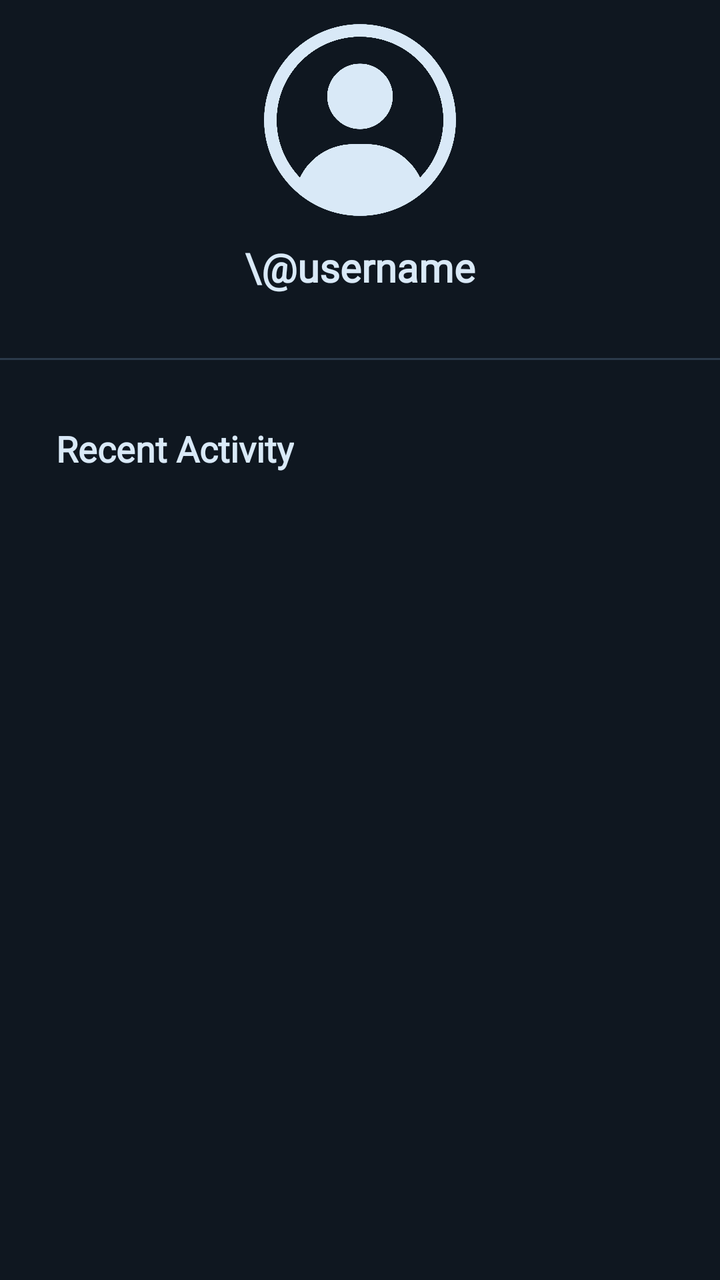
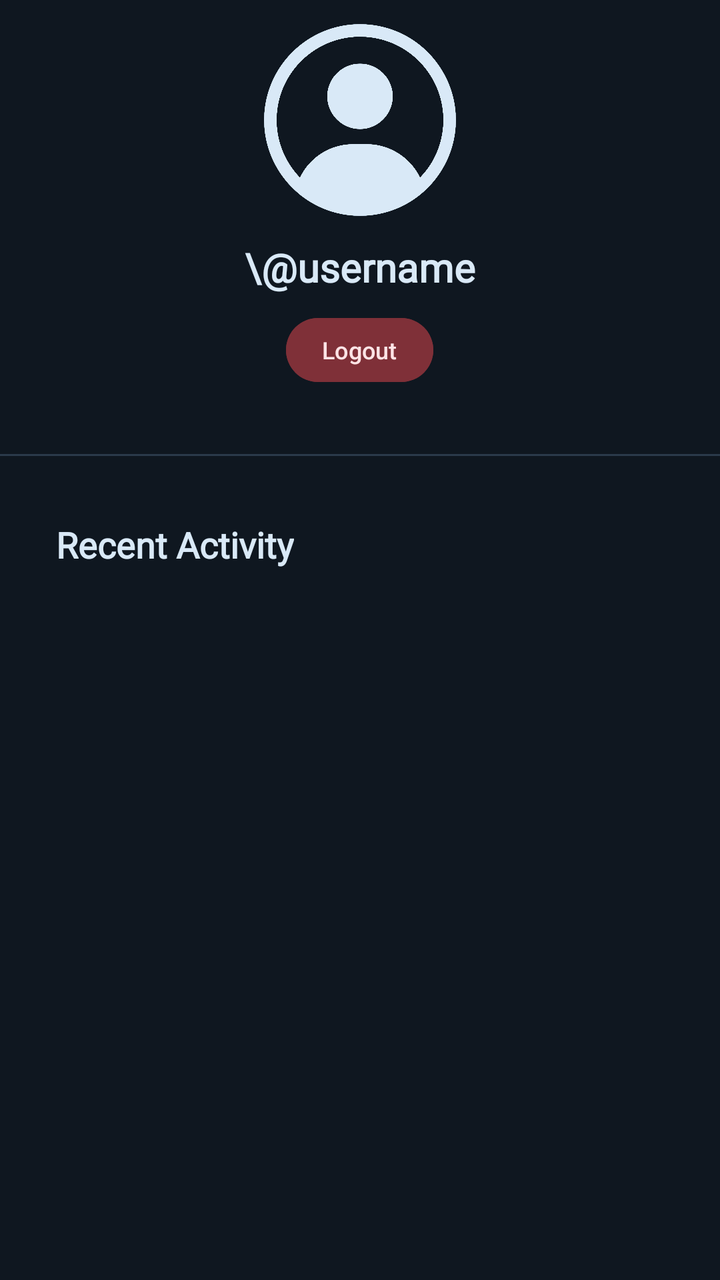

An Android layout rendered at two revisions. The XML below is the earlier revision; the diff shows what the commit changed to produce the second picture.
<!-- AndroidManifest.xml: application theme Theme.MyApplication -->
<!-- res/layout/fragment_profile_profile.xml -->
<?xml version="1.0" encoding="utf-8"?>
<LinearLayout xmlns:android="http://schemas.android.com/apk/res/android"
    android:layout_width="match_parent"
    android:layout_height="match_parent"
    android:orientation="vertical"
    android:background="#0F1720">

    <LinearLayout
        android:layout_width="wrap_content"
        android:layout_height="wrap_content"
        android:orientation="vertical"
        android:layout_gravity="center"
        android:gravity="center_horizontal" >

        <ImageView
            android:layout_width="120dp"
            android:layout_height="120dp"
            android:src="@drawable/profile_nav_icon" />

        <TextView
            android:layout_width="wrap_content"
            android:layout_height="wrap_content"
            android:text="\@username"
            android:textColor="#D9E9F7"
            android:textSize="20sp"
            android:textStyle="bold"
            android:fontFamily="@font/inter_variablefont_opsz_wght"/>

    </LinearLayout>

    <View
        android:layout_width="match_parent"
        android:layout_height="1dp"
        android:background="#2B3A4A"
        android:layout_marginVertical="32dp" />

    <TextView
        android:layout_width="wrap_content"
        android:layout_height="wrap_content"
        android:text="Recent Activity"
        android:textColor="#D9E9F7"
        android:textSize="18sp"
        android:textStyle="bold"
        android:fontFamily="@font/dmseriftext_regular"
        android:layout_marginHorizontal="28dp"
        android:layout_marginBottom="4dp"/>

    <LinearLayout
        android:layout_width="wrap_content"
        android:layout_height="match_parent"
        android:orientation="horizontal">

        
        <androidx.recyclerview.widget.RecyclerView
            android:id="@+id/recentActivityRecyclerView"
            android:layout_width="match_parent"
            android:layout_height="wrap_content"
            android:padding="8dp"
            android:clipToPadding="false"
            android:layout_marginLeft="18dp"/>


    </LinearLayout>

    <View
        android:layout_width="match_parent"
        android:layout_height="1dp"
        android:background="#2B3A4A"
        android:layout_marginTop="18dp"/>

</LinearLayout>
<!-- resources referenced by this layout -->
<resources>
  <!-- drawable profile_nav_icon: png bitmap (drawable, 233000 bytes) -->
  <style name="Theme.MyApplication" parent="Base.Theme.MyApplication" />
  <style name="Base.Theme.MyApplication" parent="Theme.Material3.DayNight.NoActionBar">
          
          
      </style>
</resources>

<!-- the commit's change to res/layout/fragment_profile_profile.xml (unified diff, before → after) -->
@@ -25,6 +25,19 @@
             android:textSize="20sp"
             android:textStyle="bold"
             android:fontFamily="@font/inter_variablefont_opsz_wght"/>
+
+        <Button
+            android:id="@+id/logoutBtn"
+            android:layout_width="wrap_content"
+            android:layout_height="40dp"
+            android:backgroundTint="#7F3038"
+            android:text="Logout"
+            android:textColor="#FFE4E6"
+            android:textSize="12sp"
+            android:paddingHorizontal="18dp"
+            android:minHeight="0dp"
+            android:minWidth="0dp"
+            android:layout_marginTop="8dp" />
 
     </LinearLayout>
 
